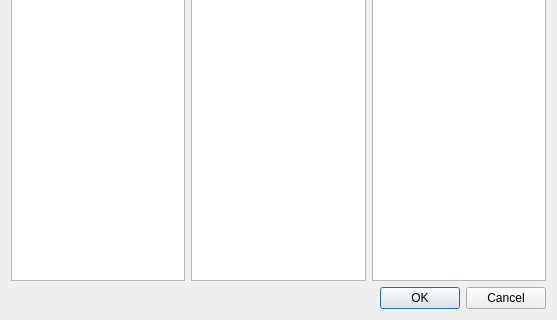
The window that additemdialog.ui (geertdaelemans/BrickManager) describes before a commit, drawn with Qt 5; both pictures show x 0 to 557 and y 196 to 516 of the 557 by 516 pixel window.
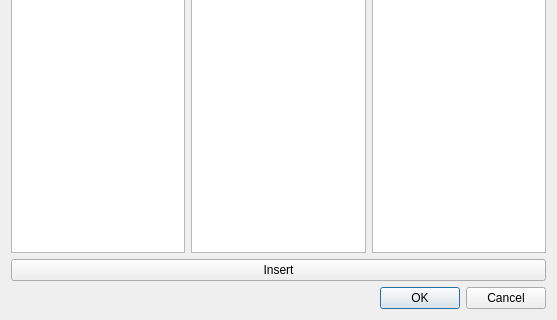
The same window after the commit.

```diff
--- a/additemdialog.ui
+++ b/additemdialog.ui
@@ -27,6 +27,13 @@
      </item>
     </layout>
    </item>
+   <item>
+    <widget class="QPushButton" name="pushButton">
+     <property name="text">
+      <string>Insert</string>
+     </property>
+    </widget>
+   </item>
    <item>
     <widget class="QDialogButtonBox" name="buttonBox">
      <property name="orientation">
```
